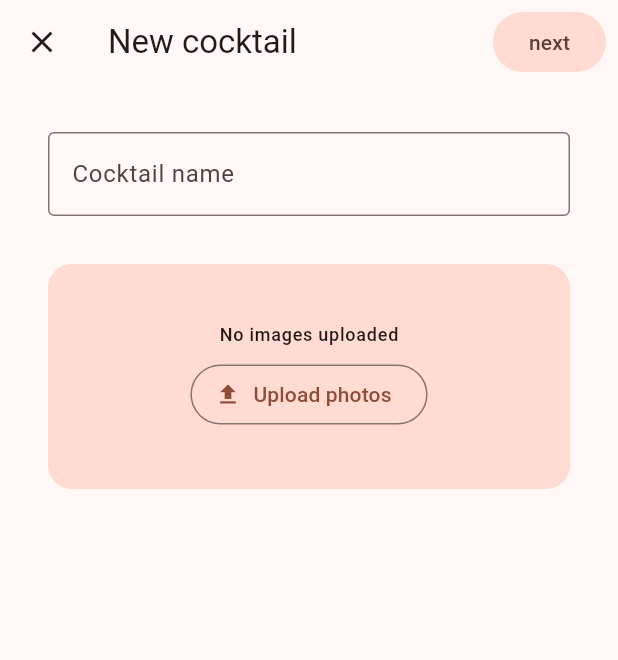
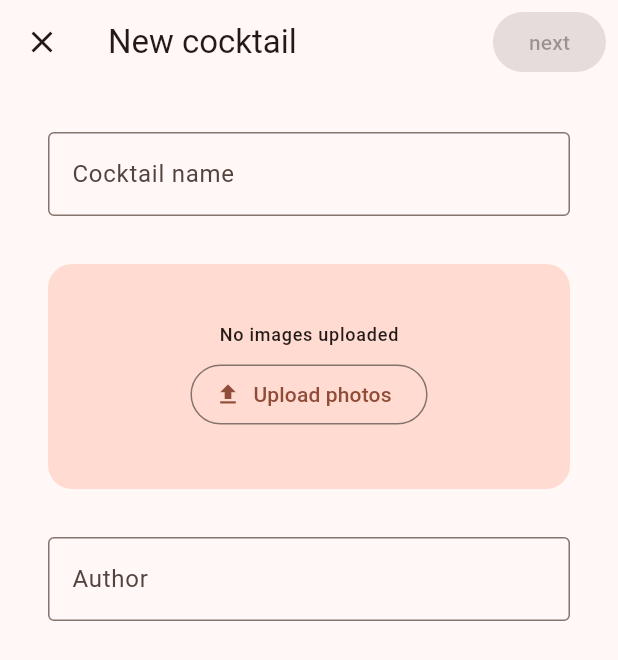
Before and after one commit to apoleon33/cocktailpedia, a Flutter app: the screen it shows after launch, item 2 of the bottom bar chosen, on a phone screen of 412 x 824 dp. Shown: the top 660 px of the screen. Run offline on Flutter 3.47's test engine with Material 3 defaults, Android fonts, the phone set to English and light mode, and no system bars; our stand-ins replace dio, file_picker, shimmer_animation; network calls fail; key blocks and very long unbroken strings in the code were emptied for the run.

Commit message:
Check that everything has been entered correctly before being able to go to the next page

```diff
--- a/lib/routes/upload/upload_name_images.dart
+++ b/lib/routes/upload/upload_name_images.dart
@@ -1,6 +1,7 @@
 import 'dart:convert';
 import 'dart:io';
 
+import 'package:cocktailpedia/util/cocktail.dart';
 import 'package:file_picker/file_picker.dart';
 import 'package:flutter/foundation.dart';
 import 'package:flutter/material.dart';
@@ -34,7 +35,11 @@ class UploadPage extends StatefulWidget {
 }
 
 class _UploadPageState extends State<UploadPage> {
+  final Padding divider = const Padding(padding: EdgeInsets.all(16));
+
+  String cocktailName = "";
   List<String>? images;
+  String authorName = "";
 
   void _getImages() async {
     FilePickerResult? result = await FilePicker.platform
@@ -55,6 +60,20 @@ class _UploadPageState extends State<UploadPage> {
     }
   }
 
+  void _changePage() {
+    final Cocktail cocktail = Cocktail(
+      name: cocktailName,
+      ingredients: [],
+      image: images!.map((e) => e.decodeBase64Image()).toList(),
+      author: authorName,
+    );
+    print(cocktail);
+
+    // redirect to next page and send the cocktail
+  }
+
+  bool get _formIsCompleted => authorName != "" && cocktailName != "" && images != null;
+
   @override
   Widget build(BuildContext context) {
     return Scaffold(
@@ -70,10 +89,9 @@ class _UploadPageState extends State<UploadPage> {
           Padding(
             padding: const EdgeInsets.only(right: 8.0),
             child: FilledButton.tonal(
-                onPressed: () {
-                  // redirect to the next page
-                },
-                child: const Text("next")),
+              onPressed: (_formIsCompleted)? _changePage: null,
+              child: const Text("next"),
+            ),
           )
         ],
       ),
@@ -82,13 +100,18 @@ class _UploadPageState extends State<UploadPage> {
         child: Column(
           mainAxisAlignment: MainAxisAlignment.start,
           children: [
-            const TextField(
-              decoration: InputDecoration(
+            TextField(
+              onChanged: (String value) {
+                setState(() {
+                  cocktailName = value;
+                });
+              },
+              decoration: const InputDecoration(
                 border: OutlineInputBorder(),
                 labelText: 'Cocktail name',
               ),
             ),
-            const Padding(padding: EdgeInsets.all(16)),
+            divider,
             ((images != null)
                 ? SmallImageCarousel(
                     images!.map((e) => e.decodeBase64Image()).toList())
@@ -119,6 +142,18 @@ class _UploadPageState extends State<UploadPage> {
                       ],
                     ),
                   )),
+            divider,
+            TextField(
+              onChanged: (String value) {
+                setState(() {
+                  authorName = value;
+                });
+              },
+              decoration: const InputDecoration(
+                border: OutlineInputBorder(),
+                labelText: 'Author',
+              ),
+            ),
           ],
         ),
       ),
```
